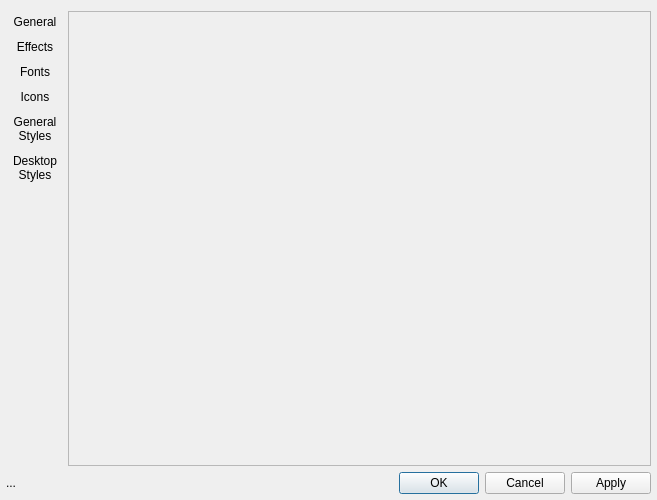
Old version of the form src-qt5/core/lumina-theme-engine/src/lthemeengine/mainwindow.ui in the repository lumina-desktop/lumina.
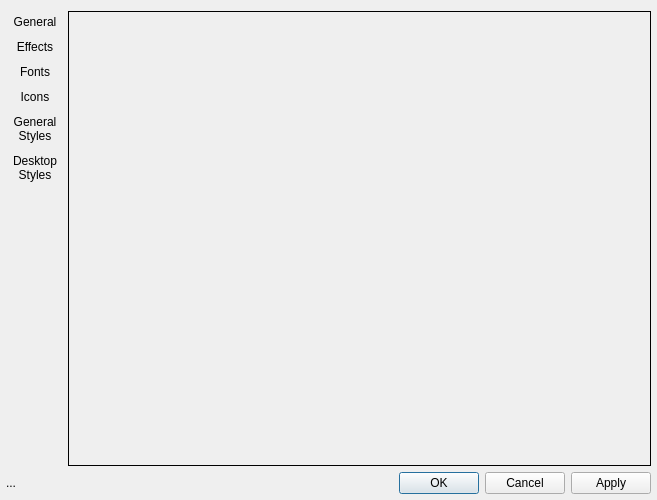
New version of the form. Icons and pictures are not drawn.

Patch:
```diff
--- a/src-qt5/core/lumina-theme-engine/src/lthemeengine/mainwindow.ui
+++ b/src-qt5/core/lumina-theme-engine/src/lthemeengine/mainwindow.ui
@@ -236,7 +236,7 @@
      <item>
       <widget class="QStackedWidget" name="stackedWidget">
        <property name="frameShape">
-        <enum>QFrame::StyledPanel</enum>
+        <enum>QFrame::Box</enum>
        </property>
        <widget class="QWidget" name="page"/>
       </widget>
```
Left out of the diff: 18 changed lines with no effect on the pictures.
